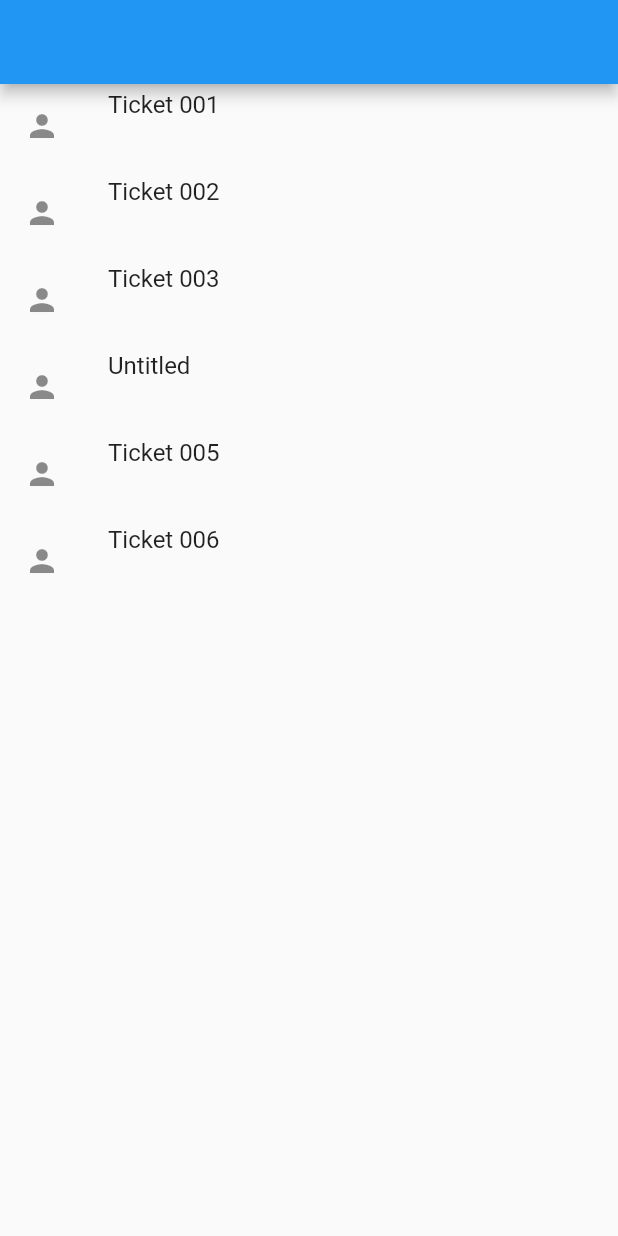
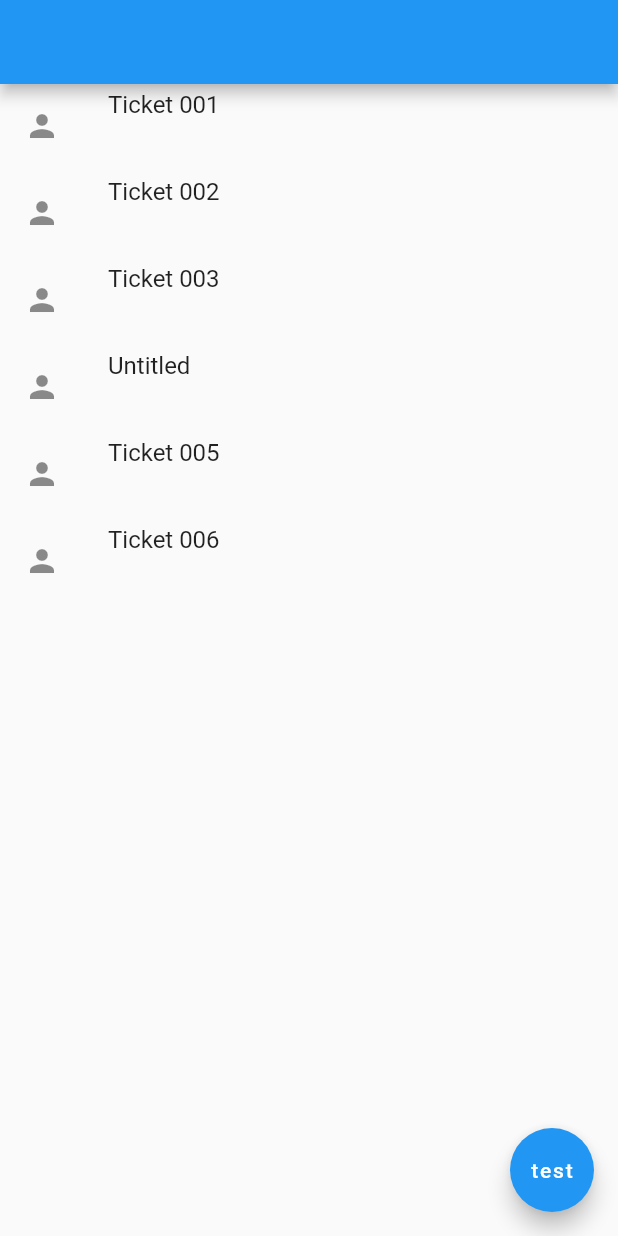
Before and after one commit to WCNosliwsys/flutterday, a Flutter app: the screen it shows after launch, on a phone screen of 412 x 824 dp. Run offline on Flutter 3.47's test engine with Material 2 defaults, Android fonts, the phone set to English and light mode, and no system bars.

Commit message:
Añadiendo button para poner elementos

```diff
--- a/lib/ui/ticket/home/ticket_home.dart
+++ b/lib/ui/ticket/home/ticket_home.dart
@@ -2,6 +2,7 @@
 import 'package:flutter/material.dart';
 import 'package:flutterday/data/data.dart';
 import 'package:flutterday/data/ticket_list_model.dart';
+import 'package:flutterday/models/ticket.dart';
 import 'package:flutterday/ui/ticket/home/ticket_item.dart';
 import 'package:provider/provider.dart';
 
@@ -12,7 +13,16 @@ class TicketHome extends StatelessWidget {
       appBar: AppBar(
 
       ),
-      body:Consumer<TicketListModel>(
+      floatingActionButton: FloatingActionButton(
+          child: Text("test"),
+          onPressed: () {
+            Provider.of<TicketListModel>(context).addTicket(
+                Ticket(title: "hola"));
+          }
+      ),
+      body:
+
+          Consumer<TicketListModel>(
             builder: (BuildContext context, TicketListModel ticketListModel,
                 Widget child) {
               return ListView.builder(
@@ -23,6 +33,10 @@ class TicketHome extends StatelessWidget {
               );
             },
           ),
+
+
+
+
     );
   }
 
```
Lines whose indentation alone changed are shown as unchanged.
